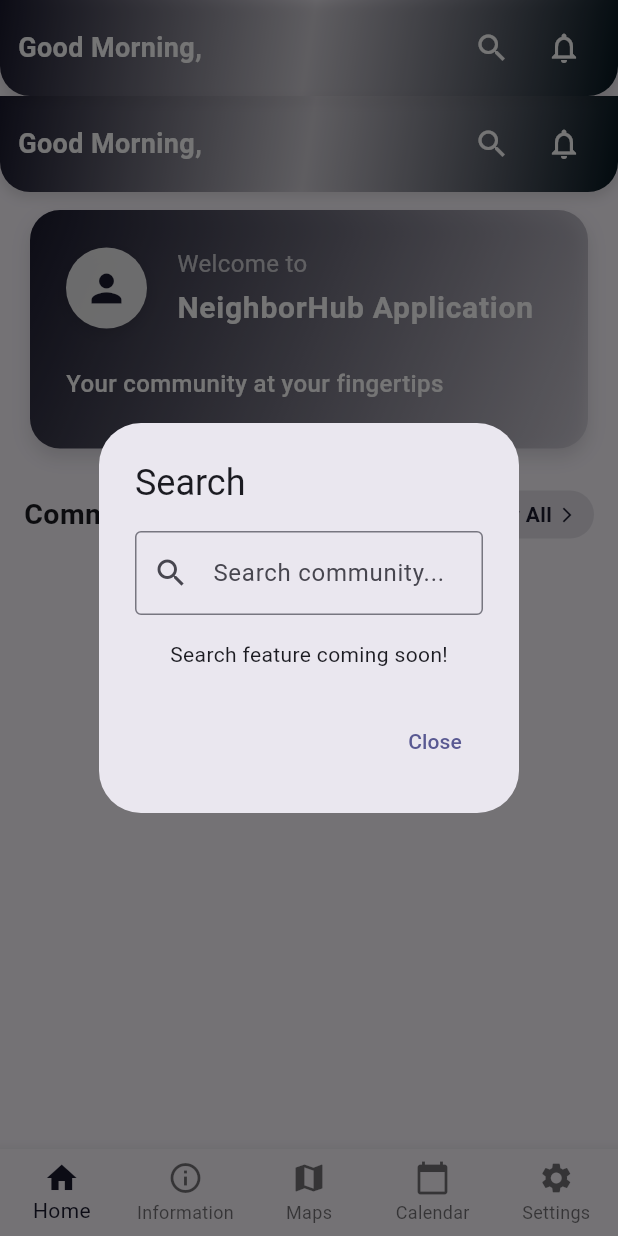
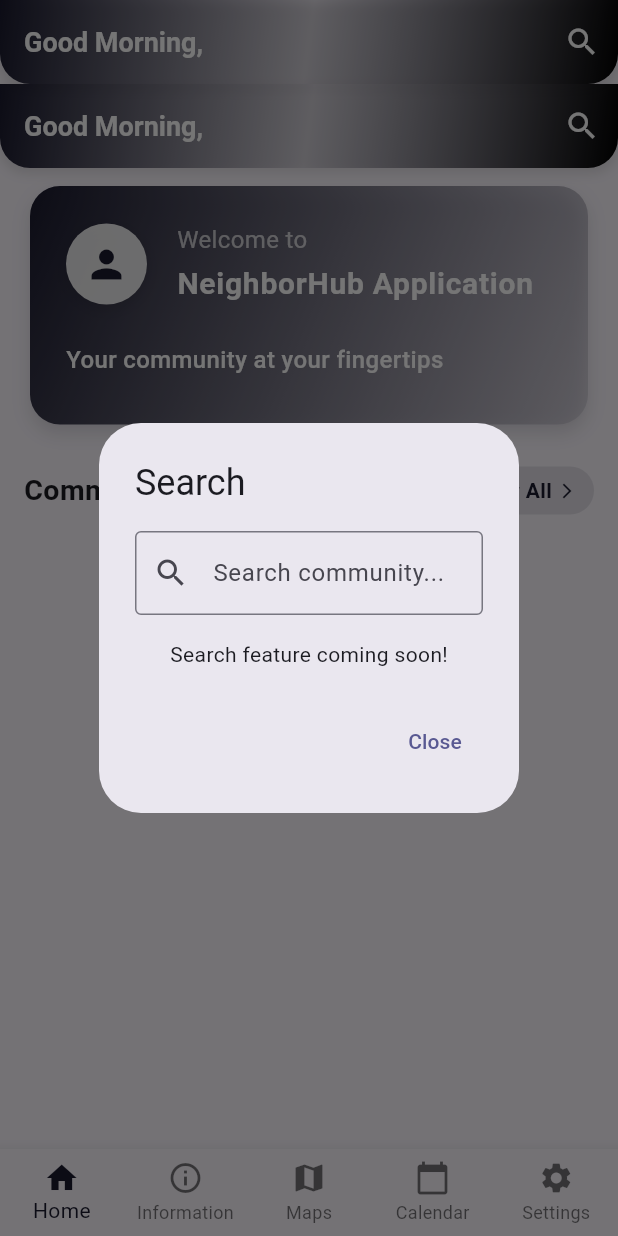
Before and after one commit to afiqq03/fyp-neighborhub, a Flutter app: the UserDashboard screen opened directly, after a tap on the "search" icon, on a phone screen of 412 x 824 dp. Run offline on Flutter 3.47's test engine with Material 3 defaults, Android fonts, the phone set to English and light mode, and no system bars; our stand-ins replace cloud_firestore, firebase_auth, firebase_core, flutter_staggered_animations, geolocator, internet_connection_checker and 1 more; accounts and stored records are empty; statements that could not run were skipped.

Commit message:
add gradient appbar

```diff
--- a/lib/pages/admin/dashboard.dart
+++ b/lib/pages/admin/dashboard.dart
@@ -6,6 +6,7 @@ import 'package:rukuntetangga/pages/admin/manage_user.dart';
 import 'package:rukuntetangga/pages/admin/settings.dart';
 import 'package:rukuntetangga/pages/admin/emergency.dart';
 import 'package:rukuntetangga/pages/admin/timetable.dart';
+import 'package:rukuntetangga/widgets/gradient_app_bar.dart';
 
 class AdminDashboard extends StatefulWidget {
   const AdminDashboard({super.key});
@@ -17,74 +18,27 @@ class AdminDashboard extends StatefulWidget {
 class _AdminDashboardState extends State<AdminDashboard> {
   int _selectedIndex = 0;
 
-  // Navigate to different screens
+  final List<Widget> _screens = [
+    const AdminHomeScreen(),
+    const ManageAnnouncementsScreen(),
+    const ManageUsersScreen(),
+    const EmergencyScreen(),
+    const AdminTimetablePage(),
+    const AdminSettingsScreen(),
+  ];
+
   void _onNavigate(int index) {
     setState(() {
       _selectedIndex = index;
     });
   }
 
-  // List of admin screens
-  late final List<Widget> _screens;
-
-  @override
-  void initState() {
-    super.initState();
-    // Initialize screens with navigation callback
-    _screens = [
-      AdminHomeScreen(onNavigate: _onNavigate),
-      const ManageAnnouncementsScreen(),
-      const ManageUsersScreen(),
-      const EmergencyScreen(),
-      const AdminTimetablePage(),
-      const AdminSettingsScreen(),
-    ];
-  }
-
   @override
   Widget build(BuildContext context) {
     return Scaffold(
-      appBar: PreferredSize(
-        preferredSize: const Size.fromHeight(kToolbarHeight),
-        child: Container(
-          decoration: BoxDecoration(
-            gradient: LinearGradient(
-              begin: Alignment.topLeft,
-              end: Alignment.bottomRight,
-              colors: [
-                kPrimaryColor,
-                kPrimaryColor.withAlpha(26),
-                const Color.fromARGB(255, 0, 0, 0),
-              ],
-            ),
-            borderRadius: const BorderRadius.only(
-              bottomLeft: Radius.circular(20),
-              bottomRight: Radius.circular(20),
-            ),
-            boxShadow: [
-              BoxShadow(
-                color: Colors.black.withAlpha(26),
-                spreadRadius: 1,
-                blurRadius: 5,
-                offset: const Offset(0, 3),
-              ),
-            ],
-          ),
-          child: AppBar(
-            title: Text(
-              'Admin Dashboard',
-              style: TextStyle(color: Color.fromARGB(255, 255, 255, 255)),
-            ),
-            backgroundColor: Colors.transparent,
-            elevation: 0,
-            shape: const RoundedRectangleBorder(
-              borderRadius: BorderRadius.only(
-                bottomLeft: Radius.circular(20),
-                bottomRight: Radius.circular(20),
-              ),
-            ),
-          ),
-        ),
+      appBar: GradientAppBar(
+        title: 'Admin Dashboard',
+        centerTitle: true,
       ),
       body: _screens[_selectedIndex],
       bottomNavigationBar: BottomNavigationBar(
@@ -94,23 +48,11 @@ class _AdminDashboardState extends State<AdminDashboard> {
         type: BottomNavigationBarType.fixed,
         items: const [
           BottomNavigationBarItem(icon: Icon(Icons.home), label: 'Home'),
-          BottomNavigationBarItem(
-            icon: Icon(Icons.campaign),
-            label: 'Announcements',
-          ),
+          BottomNavigationBarItem(icon: Icon(Icons.campaign), label: 'Announcements'),
           BottomNavigationBarItem(icon: Icon(Icons.people), label: 'Users'),
-          BottomNavigationBarItem(
-            icon: Icon(Icons.warning),
-            label: 'Emergency',
-          ),
-          BottomNavigationBarItem(
-            icon: Icon(Icons.calendar_today),
-            label: 'Timetable',
-          ),
-          BottomNavigationBarItem(
-            icon: Icon(Icons.settings),
-            label: 'Settings',
-          ),
+          BottomNavigationBarItem(icon: Icon(Icons.warning), label: 'Emergency'),
+          BottomNavigationBarItem(icon: Icon(Icons.calendar_today), label: 'Timetable'),
+          BottomNavigationBarItem(icon: Icon(Icons.settings), label: 'Settings'),
         ],
       ),
     );
--- a/lib/pages/user/dashboard.dart
+++ b/lib/pages/user/dashboard.dart
@@ -7,7 +7,7 @@ import 'package:rukuntetangga/pages/user/timetable.dart';
 import 'package:cloud_firestore/cloud_firestore.dart';
 import 'package:firebase_auth/firebase_auth.dart';
 import 'package:rukuntetangga/widgets/constants.dart';
-import 'package:rukuntetangga/widgets/common_app_bar.dart';
+import 'package:rukuntetangga/widgets/gradient_app_bar.dart';
 
 class UserDashboard extends StatefulWidget {
   const UserDashboard({super.key});
@@ -134,8 +134,13 @@ class _MainNavigationState extends State<UserDashboard> {
     ];
 
     return Scaffold(
-      // Use only the CommonAppBar, removing the duplicate appBar
-      appBar: CommonAppBar(username: _username, onSearchTap: _handleSearch),
+      appBar: GradientAppBar(
+        title: 'Welcome',
+        showGreeting: true,
+        username: _username,
+        onSearchTap: _handleSearch,
+        centerTitle: false,
+      ),
       body: IndexedStack(index: _selectedIndex, children: screens),
       bottomNavigationBar: BottomNavigationBar(
         type: BottomNavigationBarType.fixed,
--- a/lib/pages/user/home.dart
+++ b/lib/pages/user/home.dart
@@ -3,7 +3,7 @@ import 'package:cloud_firestore/cloud_firestore.dart';
 import 'package:intl/intl.dart';
 import 'package:flutter_staggered_animations/flutter_staggered_animations.dart';
 import 'package:rukuntetangga/widgets/constants.dart';
-import 'package:rukuntetangga/widgets/common_app_bar.dart';
+import 'package:rukuntetangga/widgets/gradient_app_bar.dart';
 
 class HomeScreen extends StatefulWidget {
   final Function(int)? onNavigate;
@@ -61,9 +61,12 @@ class _HomeScreenState extends State<HomeScreen> {
   @override
   Widget build(BuildContext context) {
     return Scaffold(
-      appBar: CommonAppBar(
+      appBar: GradientAppBar(
+        title: 'Welcome',
+        showGreeting: true,
         username: widget.username,
         onSearchTap: widget.onSearchTap,
+        centerTitle: false,
       ),
       body: AnimationLimiter(
         child: SingleChildScrollView(
--- a/lib/pages/user/information.dart
+++ b/lib/pages/user/information.dart
@@ -2,7 +2,7 @@ import 'package:flutter/material.dart';
 import 'package:cloud_firestore/cloud_firestore.dart';
 import 'package:intl/intl.dart';
 import 'package:rukuntetangga/widgets/constants.dart';
-import 'package:rukuntetangga/widgets/common_app_bar.dart'; // Add this import
+import 'package:rukuntetangga/widgets/gradient_app_bar.dart';
 
 class InformationScreen extends StatefulWidget {
   final VoidCallback? onSearchTap;
@@ -89,11 +89,13 @@ class _InformationScreenState extends State<InformationScreen> {
 
   @override
   Widget build(BuildContext context) {
-    // Wrap the existing Column with a Scaffold and add CommonAppBar
     return Scaffold(
-      appBar: CommonAppBar(
+      appBar: GradientAppBar(
+        title: 'Information',
+        showGreeting: true,
         username: widget.username,
         onSearchTap: widget.onSearchTap,
+        centerTitle: false,
       ),
       body: Column(
         children: [
--- a/lib/pages/user/settings.dart
+++ b/lib/pages/user/settings.dart
@@ -3,7 +3,7 @@ import 'package:rukuntetangga/services/auth_services.dart';
 import 'package:rukuntetangga/pages/login.dart';
 import 'package:rukuntetangga/pages/user/editprofile.dart';
 import 'package:rukuntetangga/widgets/constants.dart';
-import 'package:rukuntetangga/widgets/common_app_bar.dart';
+import 'package:rukuntetangga/widgets/gradient_app_bar.dart';
 
 class SettingsScreen extends StatefulWidget {
   final VoidCallback? onSearchTap;
@@ -28,9 +28,12 @@ class _SettingsScreenState extends State<SettingsScreen> {
   @override
   Widget build(BuildContext context) {
     return Scaffold(
-      appBar: CommonAppBar(
+      appBar: GradientAppBar(
+        title: 'Settings',
+        showGreeting: true,
         username: widget.username,
         onSearchTap: widget.onSearchTap,
+        centerTitle: false,
       ),
       body: ListView(
         padding: const EdgeInsets.all(16.0),
--- a/lib/pages/user/timetable.dart
+++ b/lib/pages/user/timetable.dart
@@ -2,7 +2,7 @@ import 'package:table_calendar/table_calendar.dart';
 import 'package:flutter/material.dart';
 import 'package:rukuntetangga/widgets/constants.dart';
 import 'package:intl/intl.dart';
-import 'package:rukuntetangga/widgets/common_app_bar.dart';
+import 'package:rukuntetangga/widgets/gradient_app_bar.dart';
 
 class TimetablePage extends StatefulWidget {
   final String username;
@@ -99,11 +99,14 @@ class _TimetablePageState extends State<TimetablePage> {
   @override
   Widget build(BuildContext context) {
     return Scaffold(
-      appBar: CommonAppBar(
-      username: widget.username,
-      onSearchTap: widget.onSearchTap,
-    ),
-    body: Column(
+      appBar: GradientAppBar(
+        title: 'Calendar',
+        showGreeting: true,
+        username: widget.username,
+        onSearchTap: widget.onSearchTap,
+        centerTitle: false,
+      ),
+      body: Column(
         children: [
           Card(
             margin: const EdgeInsets.fromLTRB(16, 16, 16, 8),
--- a/lib/widgets/common_app_bar.dart
+++ /dev/null
@@ -1,142 +0,0 @@
-import 'package:flutter/material.dart';
-import 'package:rukuntetangga/widgets/constants.dart';
-
-class CommonAppBar extends StatelessWidget implements PreferredSizeWidget {
-  final String username;
-  final int notificationCount;
-  final VoidCallback? onSearchTap;
-  final VoidCallback? onNotificationTap;
-  final String? greeting;
-
-  const CommonAppBar({
-    super.key,
-    this.username = '',
-    this.notificationCount = 0,
-    this.onSearchTap,
-    this.onNotificationTap,
-    this.greeting,
-  });
-
-  String _getGreeting() {
-    if (greeting != null) return greeting!;
-
-    final hour = DateTime.now().hour;
-    if (hour < 12) {
-      return 'Good Morning';
-    } else if (hour < 17) {
-      return 'Good Afternoon';
-    } else {
-      return 'Good Evening';
-    }
-  }
-
-  @override
-  Widget build(BuildContext context) {
-    return PreferredSize(
-      preferredSize: preferredSize,
-      child: Container(
-        decoration: BoxDecoration(
-          gradient: LinearGradient(
-            begin: Alignment.topLeft,
-            end: Alignment.bottomRight,
-            colors: [
-              kPrimaryColor,
-              kPrimaryColor.withAlpha(26),
-              const Color.fromARGB(255, 4, 22, 31),
-            ],
-          ),
-          borderRadius: const BorderRadius.only(
-            bottomLeft: Radius.circular(20),
-            bottomRight: Radius.circular(20),
-          ),
-          boxShadow: [
-            BoxShadow(
-              color: Colors.black.withAlpha(26),
-              spreadRadius: 1,
-              blurRadius: 5,
-              offset: const Offset(0, 3),
-            ),
-          ],
-        ),
-        child: SafeArea(
-          child: Padding(
-            padding: const EdgeInsets.symmetric(horizontal: 12, vertical: 8),
-            child: Row(
-              mainAxisAlignment: MainAxisAlignment.spaceBetween,
-              children: [
-                Expanded(
-                  child: Column(
-                    crossAxisAlignment: CrossAxisAlignment.start,
-                    mainAxisSize: MainAxisSize.min,
-                    children: [
-                      Text(
-                        '${_getGreeting()}, ${username.split(' ').first}',
-                        style: const TextStyle(
-                          color: Colors.white,
-                          fontSize: 18,
-                          fontWeight: FontWeight.bold,
-                        ),
-                        overflow: TextOverflow.ellipsis,
-                      ),
-                    ],
-                  ),
-                ),
-                Row(
-                  children: [
-                    IconButton(
-                      icon: const Icon(Icons.search, color: Colors.white),
-                      onPressed: onSearchTap,
-                      tooltip: 'Search',
-                    ),
-                    Stack(
-                      children: [
-                        IconButton(
-                          icon: const Icon(
-                            Icons.notifications_outlined,
-                            color: Colors.white,
-                          ),
-                          onPressed: onNotificationTap,
-                          tooltip: 'Notifications',
-                        ),
-                        if (notificationCount > 0)
-                          Positioned(
-                            right: 8,
-                            top: 8,
-                            child: Container(
-                              padding: const EdgeInsets.all(2),
-                              decoration: BoxDecoration(
-                                color: Colors.red,
-                                borderRadius: BorderRadius.circular(10),
-                              ),
-                              constraints: const BoxConstraints(
-                                minWidth: 16,
-                                minHeight: 16,
-                              ),
-                              child: Text(
-                                notificationCount <= 9
-                                    ? '$notificationCount'
-                                    : '9+',
-                                style: const TextStyle(
-                                  color: Colors.white,
-                                  fontSize: 10,
-                                  fontWeight: FontWeight.bold,
-                                ),
-                                textAlign: TextAlign.center,
-                              ),
-                            ),
-                          ),
-                      ],
-                    ),
-                  ],
-                ),
-              ],
-            ),
-          ),
-        ),
-      ),
-    );
-  }
-
-  @override
-  Size get preferredSize => const Size.fromHeight(kToolbarHeight + 10);
-}
--- /dev/null
+++ b/lib/widgets/gradient_app_bar.dart
@@ -0,0 +1,155 @@
+import 'package:flutter/material.dart';
+import 'package:rukuntetangga/widgets/constants.dart';
+
+class GradientAppBar extends StatelessWidget implements PreferredSizeWidget {
+  final String title;
+  final List<Widget>? actions;
+  final bool centerTitle;
+  final Color? titleColor;
+  final Widget? leading;
+  final double elevation;
+  final bool showGreeting;
+  final String? username;
+  final int? notificationCount;
+  final VoidCallback? onSearchTap;
+  final VoidCallback? onNotificationTap;
+
+  const GradientAppBar({
+    super.key,
+    required this.title,
+    this.actions,
+    this.centerTitle = true,
+    this.titleColor = Colors.white,
+    this.leading,
+    this.elevation = 0,
+    this.showGreeting = false,
+    this.username,
+    this.notificationCount,
+    this.onSearchTap,
+    this.onNotificationTap,
+  });
+
+  String _getGreeting() {
+    final hour = DateTime.now().hour;
+    if (hour < 12) {
+      return 'Good Morning';
+    } else if (hour < 17) {
+      return 'Good Afternoon';
+    } else {
+      return 'Good Evening';
+    }
+  }
+
+  @override
+  Widget build(BuildContext context) {
+    return Container(
+      decoration: BoxDecoration(
+        gradient: LinearGradient(
+          begin: Alignment.topLeft,
+          end: Alignment.bottomRight,
+          colors: [
+            kPrimaryColor,
+            kPrimaryColor.withAlpha(26),
+            const Color.fromARGB(255, 0, 0, 0),
+          ],
+        ),
+        borderRadius: const BorderRadius.only(
+          bottomLeft: Radius.circular(20),
+          bottomRight: Radius.circular(20),
+        ),
+        boxShadow: [
+          BoxShadow(
+            color: Colors.black.withAlpha(26),
+            spreadRadius: 1,
+            blurRadius: 5,
+            offset: const Offset(0, 3),
+          ),
+        ],
+      ),
+      child: AppBar(
+        title: showGreeting && username != null
+            ? Column(
+                crossAxisAlignment: CrossAxisAlignment.start,
+                mainAxisSize: MainAxisSize.min,
+                children: [
+                  Text(
+                    '${_getGreeting()}, ${username!.split(' ').first}',
+                    style: const TextStyle(
+                      color: Colors.white,
+                      fontSize: 18,
+                      fontWeight: FontWeight.bold,
+                    ),
+                    overflow: TextOverflow.ellipsis,
+                  ),
+                ],
+              )
+            : Text(
+                title,
+                style: TextStyle(color: titleColor),
+              ),
+        backgroundColor: Colors.transparent,
+        elevation: elevation,
+        centerTitle: centerTitle,
+        leading: leading,
+        actions: [
+          if (onSearchTap != null)
+            IconButton(
+              icon: const Icon(Icons.search, color: Colors.white),
+              onPressed: onSearchTap,
+              tooltip: 'Search',
+            ),
+          if (onNotificationTap != null)
+            Stack(
+              children: [
+                IconButton(
+                  icon: const Icon(
+                    Icons.notifications_outlined,
+                    color: Colors.white,
+                  ),
+                  onPressed: onNotificationTap,
+                  tooltip: 'Notifications',
+                ),
+                if (notificationCount != null && notificationCount! > 0)
+                  Positioned(
+                    right: 8,
+                    top: 8,
+                    child: Container(
+                      padding: const EdgeInsets.all(2),
+                      decoration: BoxDecoration(
+                        color: Colors.red,
+                        borderRadius: BorderRadius.circular(10),
+                      ),
+                      constraints: const BoxConstraints(
+                        minWidth: 16,
+                        minHeight: 16,
+                      ),
+                      child: Text(
+                        notificationCount! <= 9
+                            ? '$notificationCount'
+                            : '9+',
+                        style: const TextStyle(
+                          color: Colors.white,
+                          fontSize: 10,
+                          fontWeight: FontWeight.bold,
+                        ),
+                        textAlign: TextAlign.center,
+                      ),
+                    ),
+                  ),
+              ],
+            ),
+          if (actions != null) ...actions!,
+        ],
+        shape: const RoundedRectangleBorder(
+          borderRadius: BorderRadius.only(
+            bottomLeft: Radius.circular(20),
+            bottomRight: Radius.circular(20),
+          ),
+        ),
+      ),
+    );
+  }
+
+  @override
+  Size get preferredSize => const Size.fromHeight(kToolbarHeight);
+}
```
